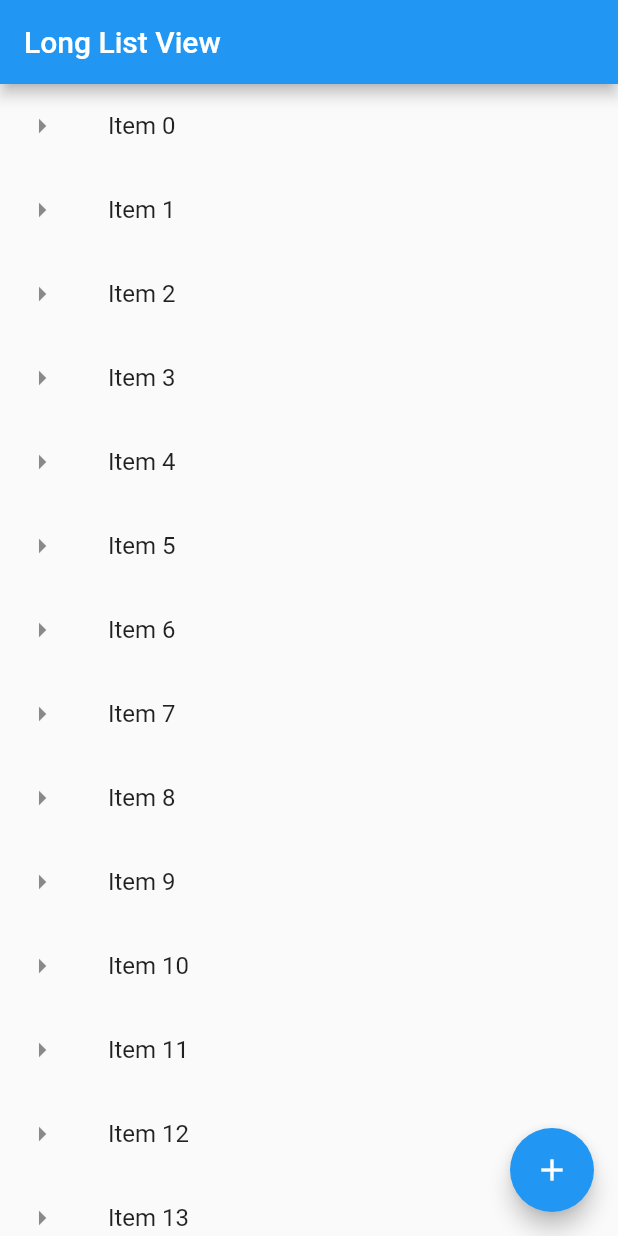
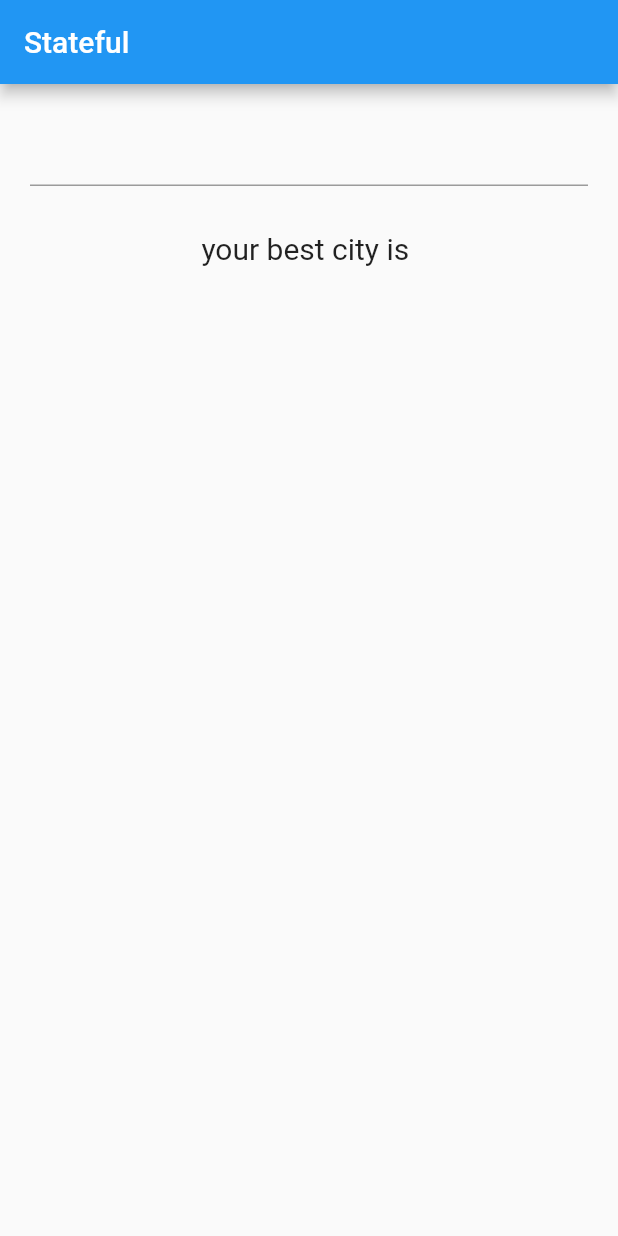
Before and after one commit to NazmulIslambd/app-practice, a Flutter app: the screen it shows after launch, on a phone screen of 412 x 824 dp. Run offline on Flutter 3.47's test engine with Material 2 defaults, Android fonts, the phone set to English and light mode, and no system bars.

Commit message:
here we seems stateful widget & create textFiled

```diff
--- a/lib/main.dart
+++ b/lib/main.dart
@@ -1,81 +1,54 @@
+import 'package:flutter/cupertino.dart';
 import 'package:flutter/material.dart';
 
-void main() => runApp(MyHome());
-
-class MyHome extends StatelessWidget {
+void main()=>runApp(Home());
+class Home extends StatelessWidget {
   @override
   Widget build(BuildContext context) {
     return MaterialApp(
+      title: "Stateful App",
       debugShowCheckedModeBanner: false,
-      title: "Flutter Long List",
-      home: SafeArea(
-          child: Scaffold(
-        appBar: AppBar(
-          title: Text("Long List View"),
-        ),
-        body: getListView(),
+      home: SafeArea(child: Scaffold(
+        appBar: AppBar (title: (Text("Stateful")),),
+        body :FavouriteCity()
+      )),
 
-
-        //  This code declear for floating Button
-
-        /* floatingActionButton: FloatingActionButton(
-          onPressed: () {
-            debugPrint("FAB Clicked");
-          },
-          child: Icon(Icons.add),
-          tooltip: 'Add One more Item',*/
-
-        floatingActionButton: FloatingActionButton(
-          onPressed: () {
-            debugPrint("FAB Clicked");
-          },
-          child: Icon(Icons.add),
-          tooltip: 'Add one More Item',
-        ),
-      )),
     );
   }
 }
-//  function writing for create SnackBar
-
-void showSnackBar(BuildContext context, String listItem) {
-  var snackBar = SnackBar(
-    content: Text("$listItem was tapped"),
-
-    //  action use for show button on Snackbar
-    action: SnackBarAction(
-        label: "UNDO",
-        onPressed: () {
-          debugPrint("Performing dummy UNDO operation");
-        }),
-  );
-
-  // scaffold declear for show snackbar
-
-  Scaffold.of(context).showSnackBar(snackBar); //always declaer beneth FloatingActionButton
+class FavouriteCity extends StatefulWidget {
+  @override
+  _FavouriteCityState createState() => _FavouriteCityState();
 }
 
-List<String> getListElement() {
-  var items = List<String>.generate(20, (country) => "Item $country");
-  return items;
+class _FavouriteCityState extends State<FavouriteCity> {
+ String nameCity ="";
+
+  @override
+  Widget build(BuildContext context) {
+    debugPrint(
+      "Favorite city Widget is created"
+    );
+    return Container(
+      margin: EdgeInsets.all(20.0),
+      child: Column(
+        children: <Widget>[
+          TextField(onChanged: (String userInput){  //  replace onChanged by onSubmitted
+            setState(() {
+              debugPrint("set state is called , this tells framwork to redraw the favoite widget"); //  debugPrint called for testing pourpos.
+              nameCity = userInput;
+            });
+
+          },),
+          Padding(
+            padding:EdgeInsets.all(30.0),
+            child:  Text("your best city is $nameCity",style: TextStyle(fontSize: 20),),
+
+          )
+
+
+        ],
+      ),
+    );
+  }
 }
-
-Widget getListView() {
-  var listItem = getListElement();
-
-  var listView = ListView.builder(
-      itemCount: listItem.length,
-      itemBuilder: (context, index) {
-        return ListTile(
-          leading: Icon(Icons.arrow_right),
-          title: Text(listItem[index]),
-          onTap: () {
-            debugPrint('${listItem[index]} was tapped');
-
-//         here we declear  this code for collect items
-            showSnackBar(context, listItem[index]);
-          },
-        );
-      });
-  return listView;
-}
```
Also changed, not shown: pubspec.yaml (+6 -6 lines), fonts/MetalMania-Regular.ttf (deleted), images/taiwan.jpg (deleted), lib/app_screen/first_screens.dart (deleted), 1 other file.
